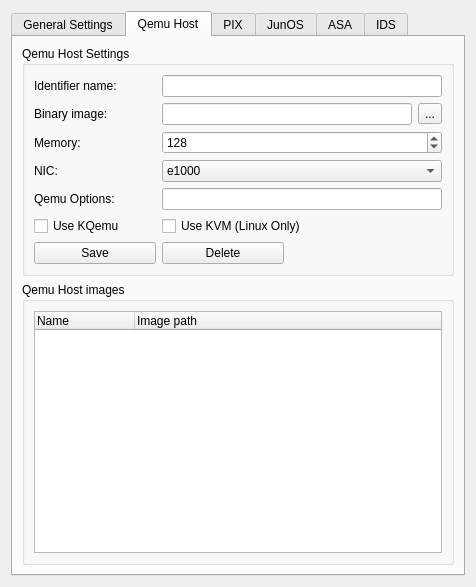
Qt form src/GNS3/Ui/ConfigurationPages/Form_PreferencesQemu.ui (GNS3/gns3-legacy) before a commit.
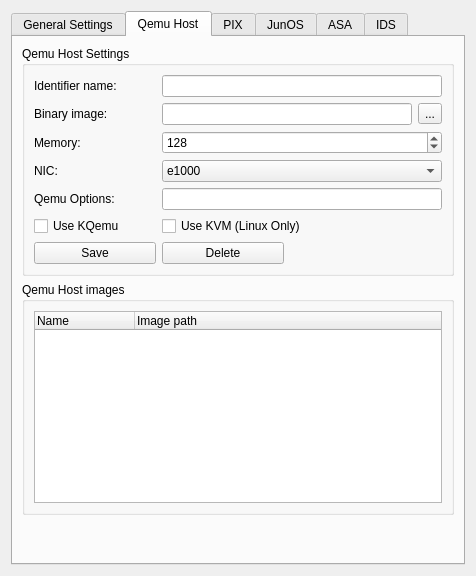
The same form after that commit. The open tabs and pages were chosen to show the change.

```diff
--- a/src/GNS3/Ui/ConfigurationPages/Form_PreferencesQemu.ui
+++ b/src/GNS3/Ui/ConfigurationPages/Form_PreferencesQemu.ui
@@ -7,7 +7,7 @@
     <x>0</x>
     <y>0</y>
     <width>476</width>
-    <height>587</height>
+    <height>576</height>
    </rect>
   </property>
   <property name="windowTitle">
@@ -434,6 +434,19 @@
          </layout>
         </widget>
        </item>
+       <item>
+        <spacer name="verticalSpacer_7">
+         <property name="orientation">
+          <enum>Qt::Vertical</enum>
+         </property>
+         <property name="sizeHint" stdset="0">
+          <size>
+           <width>20</width>
+           <height>29</height>
+          </size>
+         </property>
+        </spacer>
+       </item>
       </layout>
      </widget>
      <widget class="QWidget" name="tab_5">
```
